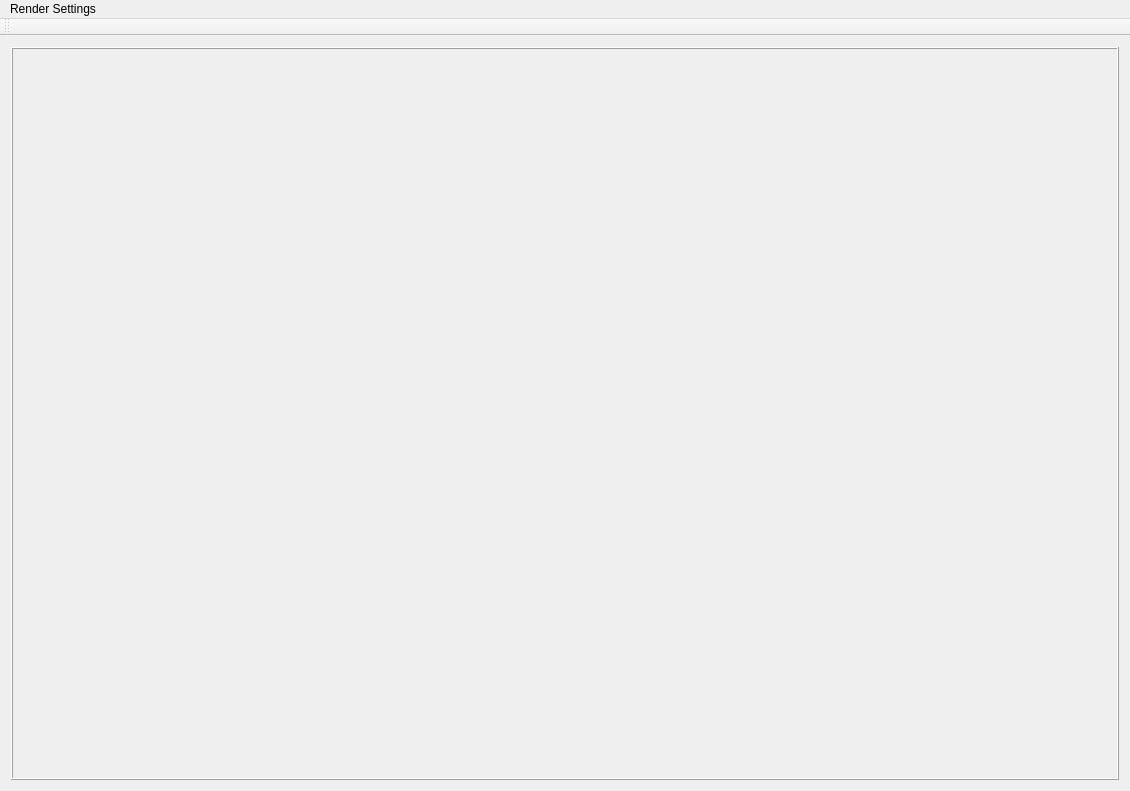
The window that TextureTool/MainFrm.ui (roosen5/TextureTool) describes before a commit, drawn with Qt 5.
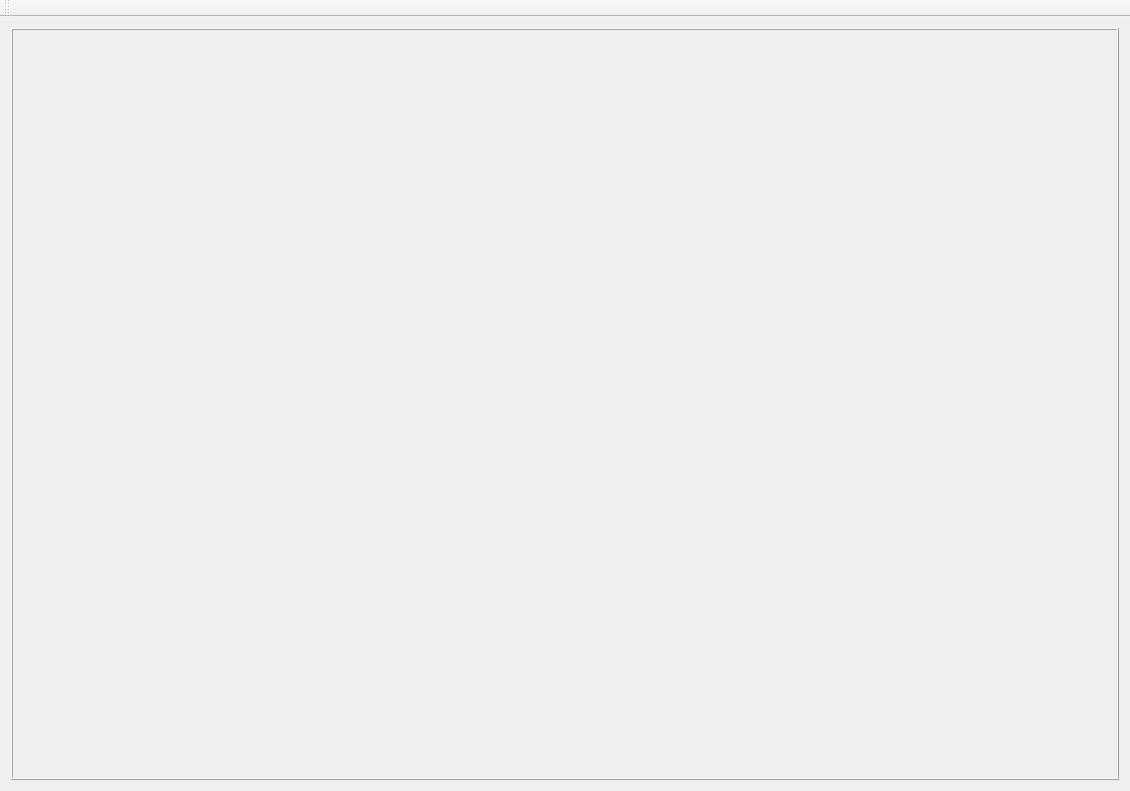
The same window after the commit.

Commit message: Mathijs: - Little bit of designing the form

```diff
--- a/TextureTool/MainFrm.ui
+++ b/TextureTool/MainFrm.ui
@@ -36,12 +36,6 @@
      <height>21</height>
     </rect>
    </property>
-   <widget class="QMenu" name="menuRender_Settings">
-    <property name="title">
-     <string>Render Settings</string>
-    </property>
-   </widget>
-   <addaction name="menuRender_Settings"/>
   </widget>
   <widget class="QToolBar" name="mToolBar">
    <attribute name="toolBarArea">
```
Left out of the diff: 2 changed lines with no effect on the pictures. The commit also changes 5 other files.
